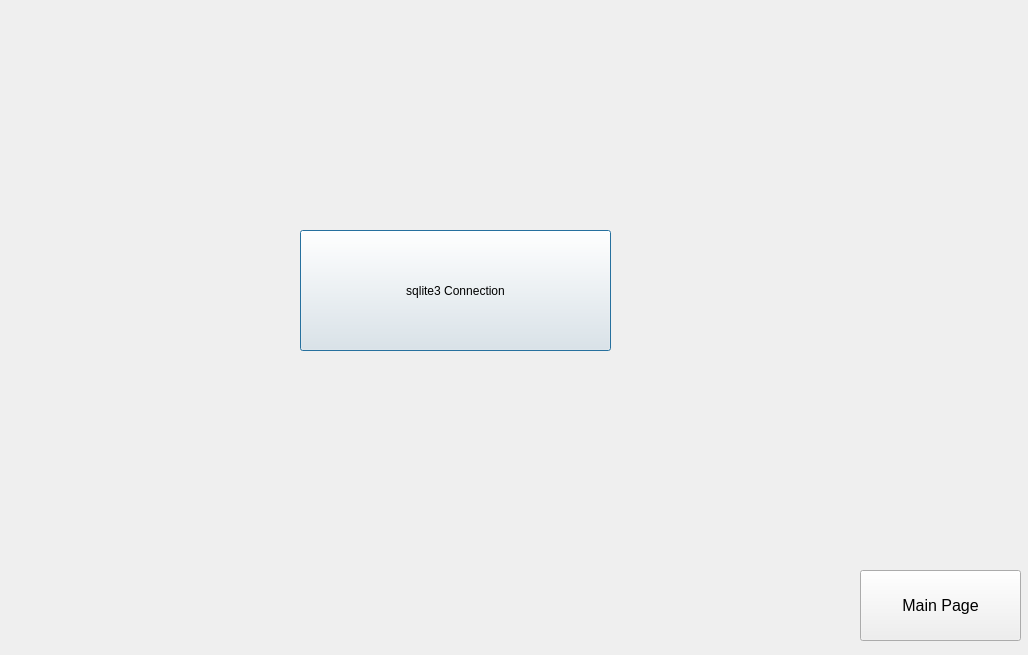
This is admin.ui in CS1C-MEGA-QTs/CS1C-Project-1 as Qt 5 draws it before an edit. The edited form follows.
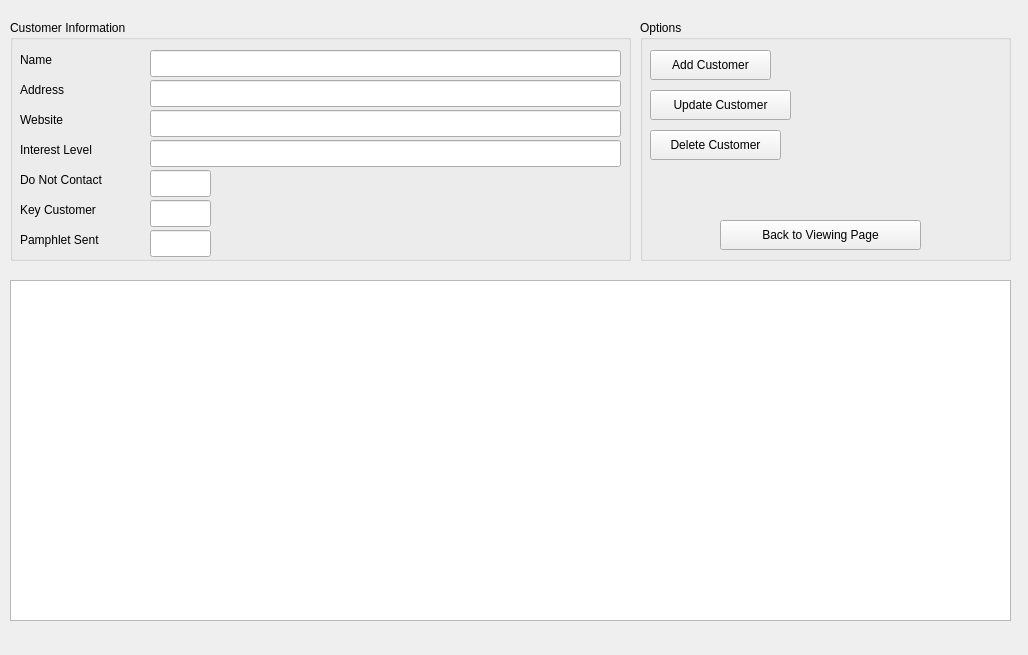
This is the edited form. The open tabs and pages were chosen to show the change.

Commit message: Added database functionality and 'Admin' ui

The edit to the form file:
```diff
--- a/admin.ui
+++ b/admin.ui
@@ -13,36 +13,438 @@
   <property name="windowTitle">
    <string>Dialog</string>
   </property>
-  <widget class="QPushButton" name="pushButton_SQLDB">
+  <widget class="QStackedWidget" name="stackedWidget_admin">
    <property name="geometry">
     <rect>
-     <x>300</x>
-     <y>230</y>
-     <width>311</width>
-     <height>121</height>
+     <x>0</x>
+     <y>0</y>
+     <width>1021</width>
+     <height>641</height>
     </rect>
    </property>
-   <property name="text">
-    <string>sqlite3 Connection</string>
+   <property name="currentIndex">
+    <number>0</number>
    </property>
-  </widget>
-  <widget class="QPushButton" name="pushButton_FAdminTMain">
-   <property name="geometry">
-    <rect>
-     <x>860</x>
-     <y>570</y>
-     <width>161</width>
-     <height>71</height>
-    </rect>
-   </property>
-   <property name="font">
-    <font>
-     <pointsize>12</pointsize>
-    </font>
-   </property>
-   <property name="text">
-    <string>Main Page</string>
-   </property>
+   <widget class="QWidget" name="page_login">
+    <widget class="QGroupBox" name="box_login">
+     <property name="geometry">
+      <rect>
+       <x>280</x>
+       <y>210</y>
+       <width>431</width>
+       <height>191</height>
+      </rect>
+     </property>
+     <property name="title">
+      <string>Login</string>
+     </property>
+     <widget class="QPushButton" name="button_login">
+      <property name="geometry">
+       <rect>
+        <x>160</x>
+        <y>150</y>
+        <width>91</width>
+        <height>30</height>
+       </rect>
+      </property>
+      <property name="text">
+       <string>Login</string>
+      </property>
+     </widget>
+     <widget class="QLineEdit" name="inputField_password">
+      <property name="geometry">
+       <rect>
+        <x>150</x>
+        <y>100</y>
+        <width>191</width>
+        <height>31</height>
+       </rect>
+      </property>
+     </widget>
+     <widget class="QLabel" name="label_password">
+      <property name="geometry">
+       <rect>
+        <x>50</x>
+        <y>100</y>
+        <width>81</width>
+        <height>19</height>
+       </rect>
+      </property>
+      <property name="text">
+       <string>Password</string>
+      </property>
+     </widget>
+     <widget class="QLabel" name="label_username">
+      <property name="geometry">
+       <rect>
+        <x>50</x>
+        <y>50</y>
+        <width>91</width>
+        <height>19</height>
+       </rect>
+      </property>
+      <property name="text">
+       <string>Username</string>
+      </property>
+     </widget>
+     <widget class="QLineEdit" name="inputField_username">
+      <property name="geometry">
+       <rect>
+        <x>150</x>
+        <y>50</y>
+        <width>191</width>
+        <height>31</height>
+       </rect>
+      </property>
+     </widget>
+    </widget>
+    <widget class="QLabel" name="label_login_status">
+     <property name="geometry">
+      <rect>
+       <x>370</x>
+       <y>430</y>
+       <width>281</width>
+       <height>19</height>
+      </rect>
+     </property>
+     <property name="text">
+      <string>[+] Status</string>
+     </property>
+    </widget>
+    <widget class="QPushButton" name="pushButton_FAdminTMain">
+     <property name="geometry">
+      <rect>
+       <x>20</x>
+       <y>550</y>
+       <width>161</width>
+       <height>71</height>
+      </rect>
+     </property>
+     <property name="font">
+      <font>
+       <pointsize>12</pointsize>
+      </font>
+     </property>
+     <property name="text">
+      <string>Main Page</string>
+     </property>
+    </widget>
+   </widget>
+   <widget class="QWidget" name="page_db__interface">
+    <widget class="QPushButton" name="button_view_customer">
+     <property name="geometry">
+      <rect>
+       <x>20</x>
+       <y>20</y>
+       <width>171</width>
+       <height>41</height>
+      </rect>
+     </property>
+     <property name="text">
+      <string>View Customer List</string>
+     </property>
+    </widget>
+    <widget class="QPushButton" name="button_view_key_customer">
+     <property name="geometry">
+      <rect>
+       <x>200</x>
+       <y>20</y>
+       <width>211</width>
+       <height>41</height>
+      </rect>
+     </property>
+     <property name="text">
+      <string>View Key Customer List</string>
+     </property>
+    </widget>
+    <widget class="QPushButton" name="button_view_purchases">
+     <property name="geometry">
+      <rect>
+       <x>420</x>
+       <y>20</y>
+       <width>221</width>
+       <height>41</height>
+      </rect>
+     </property>
+     <property name="text">
+      <string>View Purchases</string>
+     </property>
+    </widget>
+    <widget class="QPushButton" name="button_edit_customer_db">
+     <property name="geometry">
+      <rect>
+       <x>650</x>
+       <y>20</y>
+       <width>191</width>
+       <height>41</height>
+      </rect>
+     </property>
+     <property name="text">
+      <string>Edit Customer Database</string>
+     </property>
+    </widget>
+    <widget class="QTableView" name="tableView_view_database">
+     <property name="geometry">
+      <rect>
+       <x>20</x>
+       <y>80</y>
+       <width>971</width>
+       <height>541</height>
+      </rect>
+     </property>
+    </widget>
+   </widget>
+   <widget class="QWidget" name="page_edit_database">
+    <widget class="QGroupBox" name="groupBox_information">
+     <property name="geometry">
+      <rect>
+       <x>10</x>
+       <y>20</y>
+       <width>621</width>
+       <height>241</height>
+      </rect>
+     </property>
+     <property name="title">
+      <string>Customer Information</string>
+     </property>
+     <widget class="QLabel" name="label_address">
+      <property name="geometry">
+       <rect>
+        <x>10</x>
+        <y>60</y>
+        <width>68</width>
+        <height>19</height>
+       </rect>
+      </property>
+      <property name="text">
+       <string>Address</string>
+      </property>
+     </widget>
+     <widget class="QLabel" name="label_website">
+      <property name="geometry">
+       <rect>
+        <x>10</x>
+        <y>90</y>
+        <width>68</width>
+        <height>19</height>
+       </rect>
+      </property>
+      <property name="text">
+       <string>Website</string>
+      </property>
+     </widget>
+     <widget class="QLabel" name="label_interest_level">
+      <property name="geometry">
+       <rect>
+        <x>10</x>
+        <y>120</y>
+        <width>111</width>
+        <height>19</height>
+       </rect>
+      </property>
+      <property name="text">
+       <string>Interest Level</string>
+      </property>
+     </widget>
+     <widget class="QLabel" name="label_do_not_contact">
+      <property name="geometry">
+       <rect>
+        <x>10</x>
+        <y>150</y>
+        <width>111</width>
+        <height>19</height>
+       </rect>
+      </property>
+      <property name="text">
+       <string>Do Not Contact</string>
+      </property>
+     </widget>
+     <widget class="QLabel" name="label_key_customer">
+      <property name="geometry">
+       <rect>
+        <x>10</x>
+        <y>180</y>
+        <width>111</width>
+        <height>19</height>
+       </rect>
+      </property>
+      <property name="text">
+       <string>Key Customer</string>
+      </property>
+     </widget>
+     <widget class="QLabel" name="label_pamphlet_sent">
+      <property name="geometry">
+       <rect>
+        <x>10</x>
+        <y>210</y>
+        <width>111</width>
+        <height>19</height>
+       </rect>
+      </property>
+      <property name="text">
+       <string>Pamphlet Sent</string>
+      </property>
+     </widget>
+     <widget class="QLabel" name="label_name">
+      <property name="geometry">
+       <rect>
+        <x>10</x>
+        <y>30</y>
+        <width>68</width>
+        <height>19</height>
+       </rect>
+      </property>
+      <property name="text">
+       <string>Name</string>
+      </property>
+     </widget>
+     <widget class="QLineEdit" name="inputField_name">
+      <property name="geometry">
+       <rect>
+        <x>140</x>
+        <y>30</y>
+        <width>471</width>
+        <height>27</height>
+       </rect>
+      </property>
+     </widget>
+     <widget class="QLineEdit" name="inputField_address">
+      <property name="geometry">
+       <rect>
+        <x>140</x>
+        <y>60</y>
+        <width>471</width>
+        <height>27</height>
+       </rect>
+      </property>
+     </widget>
+     <widget class="QLineEdit" name="inputField_website">
+      <property name="geometry">
+       <rect>
+        <x>140</x>
+        <y>90</y>
+        <width>471</width>
+        <height>27</height>
+       </rect>
+      </property>
+     </widget>
+     <widget class="QLineEdit" name="inputField_interest_level">
+      <property name="geometry">
+       <rect>
+        <x>140</x>
+        <y>120</y>
+        <width>471</width>
+        <height>27</height>
+       </rect>
+      </property>
+     </widget>
+     <widget class="QLineEdit" name="inputField_do_not_contact">
+      <property name="geometry">
+       <rect>
+        <x>140</x>
+        <y>150</y>
+        <width>61</width>
+        <height>27</height>
+       </rect>
+      </property>
+     </widget>
+     <widget class="QLineEdit" name="inputField_pamphlet_sent">
+      <property name="geometry">
+       <rect>
+        <x>140</x>
+        <y>210</y>
+        <width>61</width>
+        <height>27</height>
+       </rect>
+      </property>
+     </widget>
+     <widget class="QLineEdit" name="inputField_key_customer">
+      <property name="geometry">
+       <rect>
+        <x>140</x>
+        <y>180</y>
+        <width>61</width>
+        <height>27</height>
+       </rect>
+      </property>
+     </widget>
+    </widget>
+    <widget class="QGroupBox" name="groupBox_options">
+     <property name="geometry">
+      <rect>
+       <x>640</x>
+       <y>20</y>
+       <width>371</width>
+       <height>241</height>
+      </rect>
+     </property>
+     <property name="title">
+      <string>Options</string>
+     </property>
+     <widget class="QPushButton" name="button_add_customer">
+      <property name="geometry">
+       <rect>
+        <x>10</x>
+        <y>30</y>
+        <width>121</width>
+        <height>30</height>
+       </rect>
+      </property>
+      <property name="text">
+       <string>Add Customer</string>
+      </property>
+     </widget>
+     <widget class="QPushButton" name="button_update_customer">
+      <property name="geometry">
+       <rect>
+        <x>10</x>
+        <y>70</y>
+        <width>141</width>
+        <height>30</height>
+       </rect>
+      </property>
+      <property name="text">
+       <string>Update Customer</string>
+      </property>
+     </widget>
+     <widget class="QPushButton" name="button_delete_customer">
+      <property name="geometry">
+       <rect>
+        <x>10</x>
+        <y>110</y>
+        <width>131</width>
+        <height>30</height>
+       </rect>
+      </property>
+      <property name="text">
+       <string>Delete Customer</string>
+      </property>
+     </widget>
+     <widget class="QPushButton" name="button_back">
+      <property name="geometry">
+       <rect>
+        <x>80</x>
+        <y>200</y>
+        <width>201</width>
+        <height>30</height>
+       </rect>
+      </property>
+      <property name="text">
+       <string>Back to Viewing Page</string>
+      </property>
+     </widget>
+    </widget>
+    <widget class="QTableView" name="tableView_edit_database">
+     <property name="geometry">
+      <rect>
+       <x>10</x>
+       <y>280</y>
+       <width>1001</width>
+       <height>341</height>
+      </rect>
+     </property>
+    </widget>
+   </widget>
   </widget>
  </widget>
  <resources/>
```
The commit also changes 9 other files.
